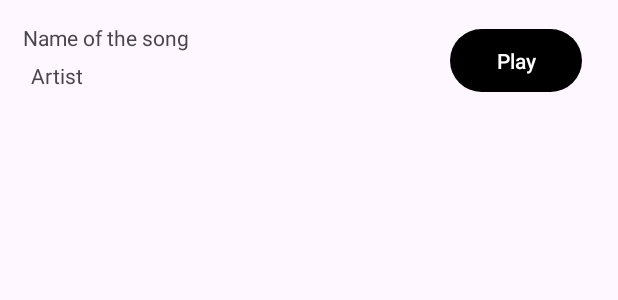
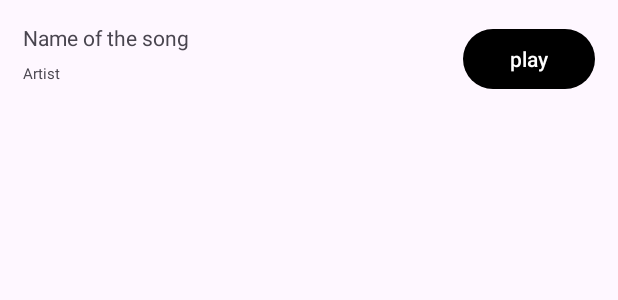
Before and after one commit to mbalazs00/Android_beadando, an Android app: the layout song_list_row.xml on its own in the app's theme, with its tools: preview values and no code run, on a phone screen of 412 x 824 dp. Shown: the top 300 px of the screen. Run offline under Robolectric (Android 15) with nearby library versions, the phone set to English and light mode, and no system bars.

Commit message:
fixed visibility issues

```diff
--- a/app/src/main/java/com/example/musicapp/data/MusicResult.java
+++ b/app/src/main/java/com/example/musicapp/data/MusicResult.java
@@ -4,7 +4,7 @@ public class MusicResult {
     public String name;
     public float duration;
     public String audio;
-    public String image;
+    public String album_image;
     public String audiodownload;
-    public String artist;
+    public String artist_name;
 }
--- a/app/src/main/res/layout/song_list_row.xml
+++ b/app/src/main/res/layout/song_list_row.xml
@@ -9,34 +9,34 @@
     android:paddingRight="15dp"
     android:paddingBottom="15dp">
 
+    <Button
+        android:id="@+id/songPlayButton"
+        android:layout_width="wrap_content"
+        android:layout_height="wrap_content"
+        android:text="play"
+        app:layout_constraintBottom_toBottomOf="parent"
+        app:layout_constraintEnd_toEndOf="parent"
+        app:layout_constraintTop_toTopOf="parent" />
+
     <TextView
         android:id="@+id/songTextView"
         android:layout_width="0dp"
         android:layout_height="wrap_content"
         app:layout_constraintStart_toStartOf="parent"
+        app:layout_constraintEnd_toStartOf="@id/songPlayButton"
         app:layout_constraintTop_toTopOf="parent"
         tools:text="Name of the song" />
 
     <TextView
         android:id="@+id/artistTextView"
-        android:layout_width="wrap_content"
+        android:layout_width="0dp"
         android:layout_height="wrap_content"
-        android:layout_marginStart="5dp"
-        android:layout_marginTop="6dp"
-        android:layout_marginBottom="5dp"
+        android:textSize="10sp"
         app:layout_constraintBottom_toBottomOf="parent"
-        app:layout_constraintStart_toStartOf="@+id/songTextView"
+        app:layout_constraintEnd_toStartOf="@+id/songPlayButton"
+        app:layout_constraintStart_toStartOf="parent"
         app:layout_constraintTop_toBottomOf="@+id/songTextView"
-        tools:text="Artist"/>
+        tools:text="Artist" />
 
-    <Button
-        android:id="@+id/songPlayButton"
-        android:layout_width="wrap_content"
-        android:layout_height="0dp"
-        android:layout_marginStart="275dp"
-        app:layout_constraintBottom_toBottomOf="parent"
-        app:layout_constraintEnd_toEndOf="parent"
-        app:layout_constraintStart_toStartOf="parent"
-        app:layout_constraintTop_toTopOf="parent"
-        tools:text="Play" />
+
 </androidx.constraintlayout.widget.ConstraintLayout>
```
